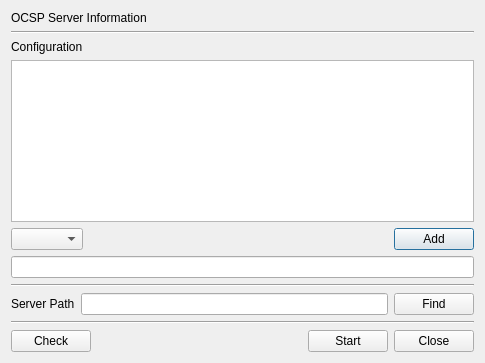
Before: the Qt Designer form CertMan/ocsp_srv_dlg.ui in jykim74/CertMan, drawn with Qt 5.
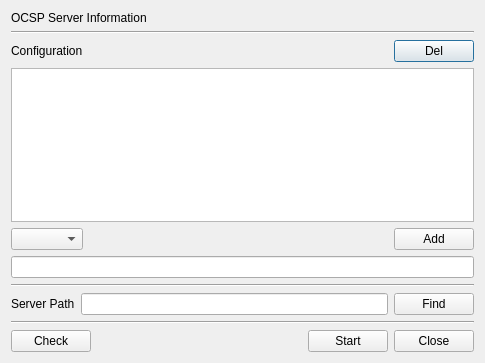
After: the same form once the commit is applied.

Patch:
```diff
--- a/CertMan/ocsp_srv_dlg.ui
+++ b/CertMan/ocsp_srv_dlg.ui
@@ -30,6 +30,13 @@
    </item>
    <item>
     <layout class="QGridLayout" name="gridLayout">
+     <item row="0" column="2">
+      <widget class="QPushButton" name="mDelBtn">
+       <property name="text">
+        <string>Del</string>
+       </property>
+      </widget>
+     </item>
      <item row="0" column="0">
       <widget class="QLabel" name="label_2">
        <property name="text">
@@ -37,6 +44,19 @@
        </property>
       </widget>
      </item>
+     <item row="0" column="1">
+      <spacer name="horizontalSpacer_3">
+       <property name="orientation">
+        <enum>Qt::Horizontal</enum>
+       </property>
+       <property name="sizeHint" stdset="0">
+        <size>
+         <width>40</width>
+         <height>20</height>
+        </size>
+       </property>
+      </spacer>
+     </item>
     </layout>
    </item>
    <item>
```
Left out of the diff: 6 changed lines with no effect on the pictures.
